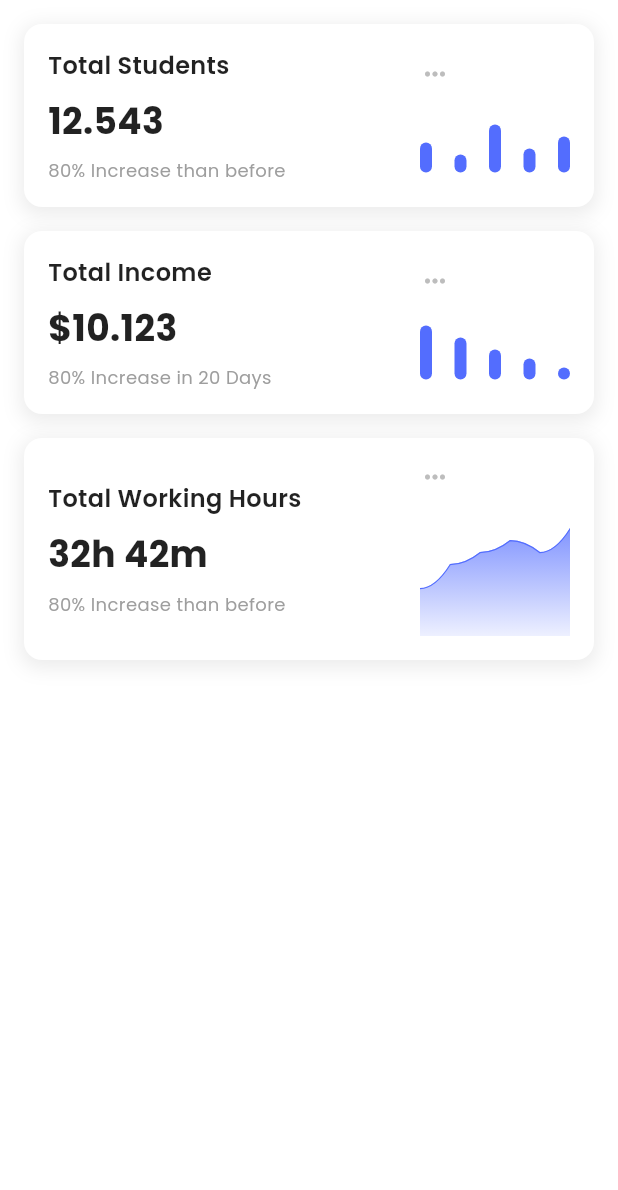
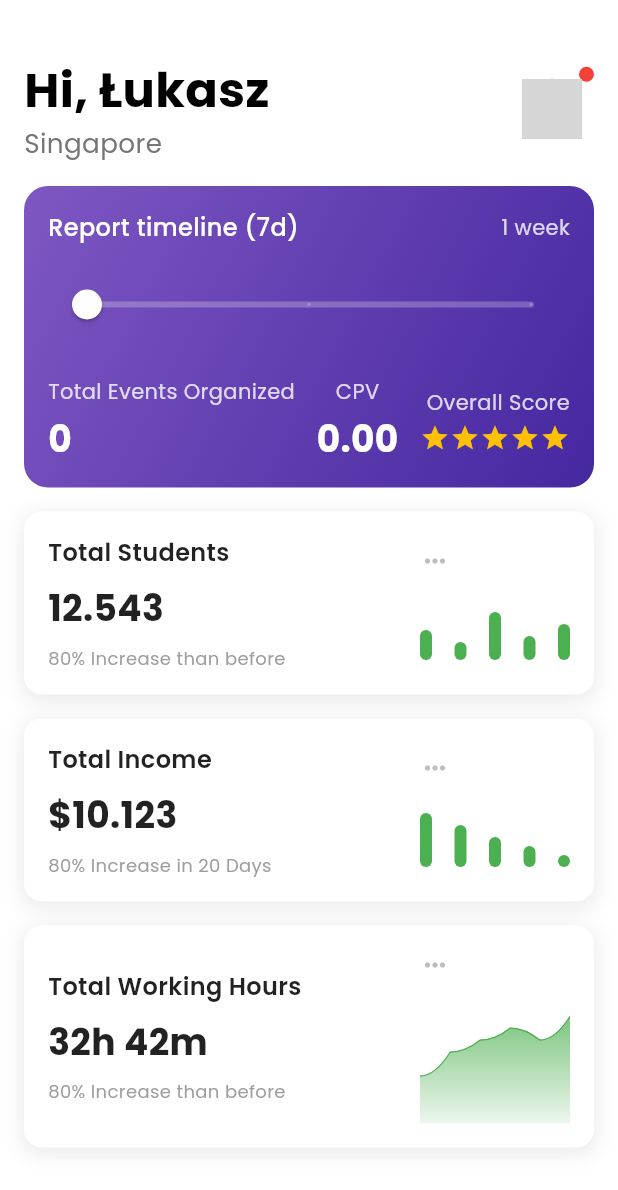
Before and after one commit to kryczkal/AngelHackFinalsSingapore, a Flutter app: the screen it shows after launch, swiped to page 2, on a phone screen of 412 x 824 dp. Shown: the top 1190 px of the screen. Run offline on Flutter 3.47's test engine with Material 3 defaults, Android fonts, the phone set to English and light mode, and no system bars; our stand-ins replace google_fonts; grey boxes are pictures that could not be loaded.

Commit message:
Sterted header implementation

```diff
--- a/frontend/lib/app_data/app_manager.dart
+++ b/frontend/lib/app_data/app_manager.dart
@@ -16,28 +16,25 @@ class AppManagerSingleton {
       mainValue: '12.543',
       subtitle: '80% Increase than before',
       graphFactory: () => const SimpleBarChart(
-          color: Colors.indigoAccent, pattern: BarChartPattern.random),
-      graphColors: ['#E0E5FF', '#8676F7'],
+          color: Colors.green, pattern: BarChartPattern.random),
     ),
     DashboardCardData(
       title: 'Total Income',
       mainValue: '\$10.123',
       subtitle: '80% Increase in 20 Days',
       graphFactory: () => const SimpleBarChart(
-          color: Colors.indigoAccent, pattern: BarChartPattern.decreasing),
-      graphColors: ['#FFD6E0', '#E890F7'],
+          color: Colors.green, pattern: BarChartPattern.decreasing),
     ),
     DashboardCardData(
       title: 'Total Working Hours',
       mainValue: '32h 42m',
       subtitle: '80% Increase than before',
       graphFactory: () => const LineChartWidget(
-        color: Colors.indigoAccent,
+        color: Colors.green,
         pattern: LineChartPattern.upward,
         height: 80,
         width: 100,
       ),
-      graphColors: ['#B3E5FF', '#4A90E2'],
     ),
   ];
 
--- a/frontend/lib/models/dashboard_card_data.dart
+++ b/frontend/lib/models/dashboard_card_data.dart
@@ -1,19 +1,17 @@
-// data_model.dart
-
 import 'package:flutter/material.dart';
 
 class DashboardCardData {
   final String title;
   final String mainValue;
   final String subtitle;
-  final List<String> graphColors;
   final Widget Function() graphFactory;
+  final Widget Function()? pageFactory;
 
   const DashboardCardData({
     required this.title,
     required this.mainValue,
     required this.subtitle,
     required this.graphFactory,
-    required this.graphColors,
+    this.pageFactory,
   });
 }
--- a/frontend/lib/pages/manager_dashboard_page.dart
+++ b/frontend/lib/pages/manager_dashboard_page.dart
@@ -1,6 +1,8 @@
 import 'package:flutter/material.dart';
 import 'package:frontend/app_data/app_manager.dart';
 import 'package:frontend/widgets/dashboard_card_widget.dart';
+import 'package:frontend/widgets/manager_header_widget.dart';
+import 'package:frontend/widgets/profile_header.dart';
 
 class ManagerDashboardPage extends StatelessWidget {
   const ManagerDashboardPage({super.key});
@@ -8,16 +10,33 @@ class ManagerDashboardPage extends StatelessWidget {
   @override
   Widget build(BuildContext context) {
     return Scaffold(
-      body: Padding(
-        padding: const EdgeInsets.all(16.0),
-        child: Column(
-          children: AppManagerSingleton()
-              .cardData
-              .map((data) => DashboardCardWidget(data: data))
-              .toList(),
+      backgroundColor: Colors.white,
+      body: SafeArea(
+        child: Padding(
+          padding: const EdgeInsets.all(16.0),
+          child: Column(
+            children: [
+              const SizedBox(height: 21),
+              const ProfileHeader(hasNotification: true),
+              const SizedBox(height: 16),
+              const ManagerHeaderWidget(),
+              const SizedBox(height: 16),
+              Expanded(
+                child: SingleChildScrollView(
+                  child: Column(
+                    children: AppManagerSingleton()
+                        .cardData
+                        .map((data) => Container(
+                            margin: const EdgeInsets.only(bottom: 16),
+                            child: DashboardCardWidget(data: data)))
+                        .toList(),
+                  ),
+                ),
+              ),
+            ],
+          ),
         ),
       ),
-      backgroundColor: Colors.white,
     );
   }
 }
--- a/frontend/lib/widgets/dashboard_card_widget.dart
+++ b/frontend/lib/widgets/dashboard_card_widget.dart
@@ -8,8 +8,18 @@ class DashboardCardWidget extends StatelessWidget {
 
   @override
   Widget build(BuildContext context) {
-    return Container(
-      margin: const EdgeInsets.only(bottom: 16),
+    return GestureDetector(
+      onTap: () {
+        if (data.pageFactory != null) {
+          Navigator.push(
+            context,
+            MaterialPageRoute(
+              builder: (context) => data.pageFactory!(),
+            ),
+          );
+        }
+      },
+      child: Container(
         padding: const EdgeInsets.all(16),
         decoration: BoxDecoration(
           color: Colors.white,
@@ -72,6 +82,7 @@ class DashboardCardWidget extends StatelessWidget {
             ),
           ],
         ),
+      ),
     );
   }
 }
--- /dev/null
+++ b/frontend/lib/widgets/manager_header_widget.dart
@@ -0,0 +1,185 @@
+import 'package:flutter/material.dart';
+
+enum ReportTimeline {
+  week(label: '1 week', period: '7d'),
+  month(label: '1 month', period: '30d'),
+  sixMonths(label: '6 months', period: '180d');
+
+  final String label;
+  final String period;
+
+  const ReportTimeline({
+    required this.label,
+    required this.period,
+  });
+}
+
+class ManagerHeaderWidget extends StatefulWidget {
+  final double rating;
+  final int totalEvents;
+  final double cpv;
+
+  const ManagerHeaderWidget({
+    super.key,
+    this.rating = 5.0,
+    this.totalEvents = 0,
+    this.cpv = 0.0,
+  });
+
+  @override
+  State<ManagerHeaderWidget> createState() => _ManagerHeaderWidgetState();
+}
+
+class _ManagerHeaderWidgetState extends State<ManagerHeaderWidget> {
+  ReportTimeline _selectedTimeline = ReportTimeline.week;
+
+  @override
+  Widget build(BuildContext context) {
+    return Container(
+      padding: const EdgeInsets.all(16),
+      decoration: BoxDecoration(
+        gradient: LinearGradient(
+          begin: Alignment.topLeft,
+          end: Alignment.bottomRight,
+          colors: [
+            Colors.deepPurple.shade400,
+            Colors.deepPurple.shade800,
+          ],
+        ),
+        borderRadius: BorderRadius.circular(16),
+      ),
+      child: Column(
+        crossAxisAlignment: CrossAxisAlignment.start,
+        children: [
+          Row(
+            mainAxisAlignment: MainAxisAlignment.spaceBetween,
+            children: [
+              Text(
+                'Report timeline (${_selectedTimeline.period})',
+                style: const TextStyle(
+                  color: Colors.white,
+                  fontSize: 16,
+                  fontWeight: FontWeight.w500,
+                ),
+              ),
+              Text(
+                _selectedTimeline.label,
+                style: TextStyle(
+                  color: Colors.white.withOpacity(0.8),
+                  fontSize: 14,
+                ),
+              ),
+            ],
+          ),
+          const SizedBox(height: 16),
+          SliderTheme(
+            data: SliderTheme.of(context).copyWith(
+              activeTrackColor: Colors.white,
+              inactiveTrackColor: Colors.white24,
+              thumbColor: Colors.white,
+              overlayColor: Colors.white.withOpacity(0.1),
+              valueIndicatorColor: Colors.white,
+              tickMarkShape: RoundSliderTickMarkShape(),
+              activeTickMarkColor: Colors.white,
+              inactiveTickMarkColor: Colors.white24,
+            ),
+            child: Slider(
+              value:
+                  ReportTimeline.values.indexOf(_selectedTimeline).toDouble(),
+              min: 0,
+              max: ReportTimeline.values.length - 1,
+              divisions: ReportTimeline.values.length - 1,
+              onChanged: (value) {
+                setState(() {
+                  _selectedTimeline = ReportTimeline.values[value.toInt()];
+                });
+              },
+            ),
+          ),
+          const SizedBox(height: 24),
+          Row(
+            mainAxisAlignment: MainAxisAlignment.spaceBetween,
+            children: [
+              // Total Events Column
+              Column(
+                crossAxisAlignment: CrossAxisAlignment.start,
+                children: [
+                  Text(
+                    'Total Events Organized',
+                    style: TextStyle(
+                      color: Colors.white.withOpacity(0.8),
+                      fontSize: 14,
+                    ),
+                  ),
+                  const SizedBox(height: 4),
+                  Text(
+                    widget.totalEvents.toString(),
+                    style: const TextStyle(
+                      color: Colors.white,
+                      fontSize: 24,
+                      fontWeight: FontWeight.bold,
+                    ),
+                  ),
+                ],
+              ),
+              // CPV Column
+              Column(
+                crossAxisAlignment: CrossAxisAlignment.center,
+                children: [
+                  Text(
+                    'CPV',
+                    style: TextStyle(
+                      color: Colors.white.withOpacity(0.8),
+                      fontSize: 14,
+                    ),
+                  ),
+                  const SizedBox(height: 4),
+                  Text(
+                    widget.cpv.toStringAsFixed(2),
+                    style: const TextStyle(
+                      color: Colors.white,
+                      fontSize: 24,
+                      fontWeight: FontWeight.bold,
+                    ),
+                  ),
+                ],
+              ),
+              // Overall Score Column
+              Column(
+                crossAxisAlignment: CrossAxisAlignment.end,
+                children: [
+                  Text(
+                    'Overall Score',
+                    style: TextStyle(
+                      color: Colors.white.withOpacity(0.8),
+                      fontSize: 14,
+                    ),
+                  ),
+                  const SizedBox(height: 4),
+                  Row(
+                    children: List.generate(5, (index) {
+                      final starValue = index + 1;
+                      final isPartial =
+                          widget.rating > index && widget.rating < starValue;
+                      final isFilled = widget.rating >= starValue;
+
+                      return Icon(
+                        Icons.star,
+                        size: 20,
+                        color: isFilled
+                            ? Colors.amber
+                            : isPartial
+                                ? Colors.amber.withOpacity(widget.rating % 1)
+                                : Colors.white24,
+                      );
+                    }),
+                  ),
+                ],
+              ),
+            ],
+          ),
+        ],
+      ),
+    );
+  }
+}
```
Lines whose indentation alone changed are shown as unchanged.
